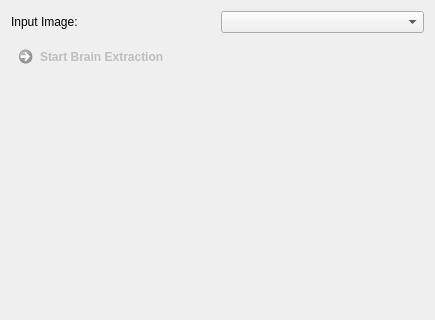
Above: Plugins/org.mitk.gui.qt.diffusionimaging.python/src/internal/QmitkBrainExtractionViewControls.ui from MITK/MITK before the change; both pictures show x 0 to 435 and y 0 to 320 of the 435 by 744 pixel window. Below: the same form after it.
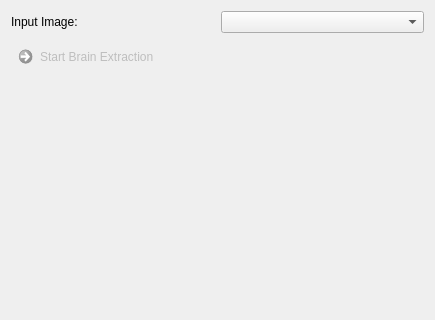
That is the form after the change. Custom widgets are drawn as their Qt base class.

Commit message: Update diffusion view style

Diff of the .ui file:
```diff
--- a/Plugins/org.mitk.gui.qt.diffusionimaging.python/src/internal/QmitkBrainExtractionViewControls.ui
+++ b/Plugins/org.mitk.gui.qt.diffusionimaging.python/src/internal/QmitkBrainExtractionViewControls.ui
@@ -13,6 +13,43 @@
   <property name="windowTitle">
    <string>Form</string>
   </property>
+  <property name="styleSheet">
+   <string>QCommandLinkButton {
+  font-weight: normal;
+}
+
+QCommandLinkButton:disabled {
+  border: none;
+  font-weight: lighter;
+}
+
+QToolBox::tab {
+  border: 1px solid #434346;
+  font-weight: bold;
+}
+
+QToolBox::tab:hover {
+  background-color: #434346;
+  font-weight: bold;
+}
+
+QToolBox::tab:selected {
+  background-color: #1c97ea;
+  border: 1px solid #1c97ea;
+  font-weight: bold;
+}
+
+QGroupBox {
+  border: 1px solid #434346;
+  background-color: #2d2d30;
+  margin-top: 8px;
+  padding-top: 8px;
+}
+
+QGroupBox, QGroupBox:disabled {
+  background-color: #2d2d30;
+}</string>
+  </property>
   <layout class="QGridLayout" name="gridLayout_2">
    <item row="1" column="0">
     <widget class="QCommandLinkButton" name="m_StartButton">
```
Left out of the diff: 10 changed lines with no effect on the pictures. The commit also changes 32 other files.
